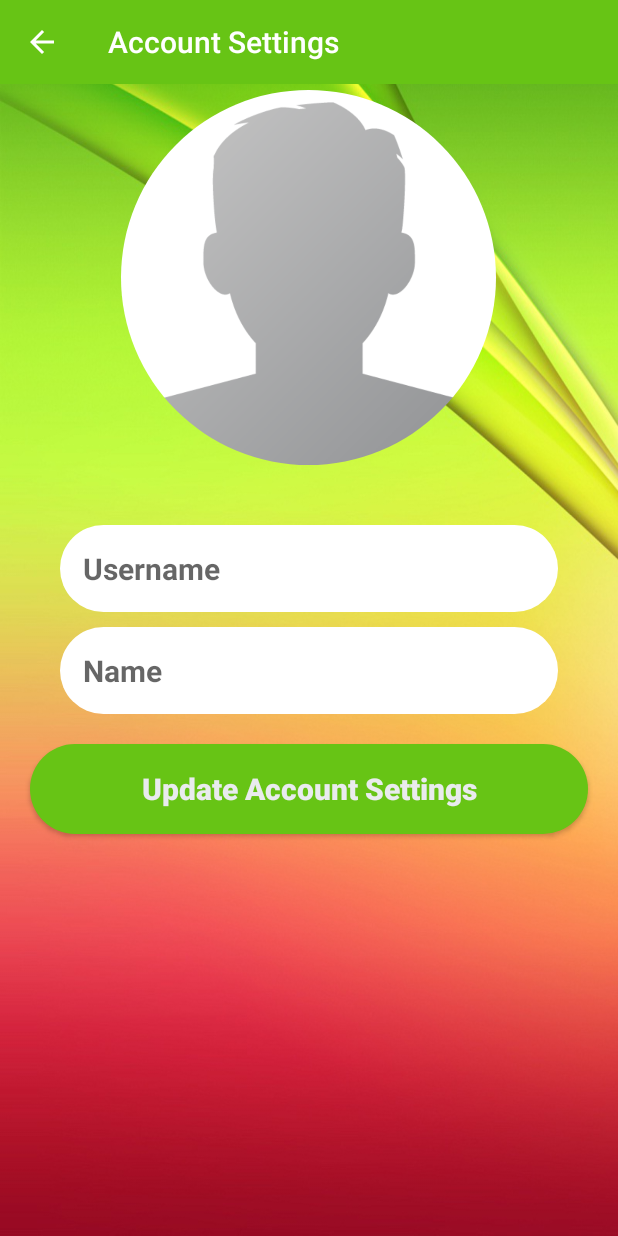
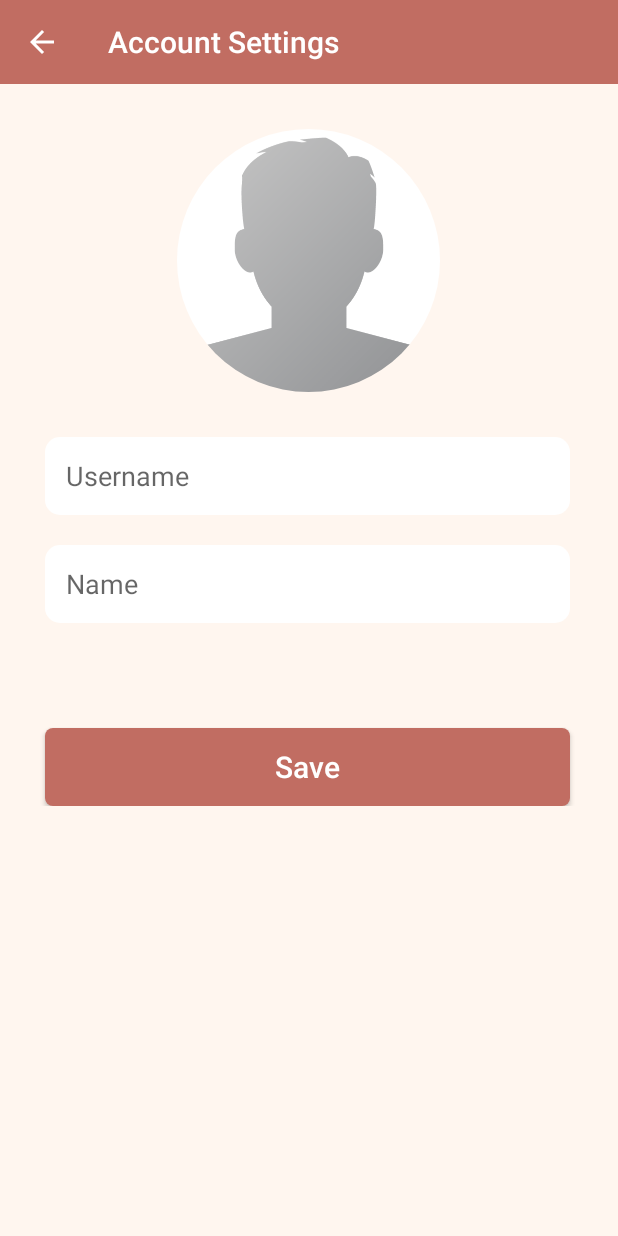
Before and after one commit to lucastai98/Orbital_CS_x, an Android app: the SettingsActivity screen opened directly, with no data from a screen before it, on a phone screen of 412 x 824 dp. Run offline under Robolectric (Android 15) with nearby library versions, the light colour scheme and no system bars; our stand-ins replace CircleImageView, Firebase (no records; nobody signed in at launch, a user with empty details on screens opened directly), Picasso; libraries missing offline, so code that uses them is left out: com.theartofdev.edmodo; pictures from the network do not load.

Commit message:
drawables (button.xml header.png inputs.xml login.png logo.png register.png) layout (activity_find_friends.xml activity_login.xml activity_register.xml activity_settings.xml fragment_first.xml navigation_header.xml) menu (navigation_menu.xml) values (colors.xml styles.xml)

```diff
--- a/app/src/main/res/drawable/button.xml
+++ b/app/src/main/res/drawable/button.xml
@@ -3,6 +3,6 @@
 
     <solid android:color="@color/colorPrimaryDark"></solid>
 
-    <corners android:radius="30dp"></corners>
+    <corners android:radius="5dp"></corners>
 
 </shape>
--- a/app/src/main/res/drawable/inputs.xml
+++ b/app/src/main/res/drawable/inputs.xml
@@ -3,6 +3,6 @@
 
     <solid android:color="#ffffff" />
 
-    <corners android:radius="30dp"></corners>
+    <corners android:radius="10dp"></corners>
 
 </shape>
--- a/app/src/main/res/layout/activity_find_friends.xml
+++ b/app/src/main/res/layout/activity_find_friends.xml
@@ -4,7 +4,7 @@
     xmlns:tools="http://schemas.android.com/tools"
     android:layout_width="match_parent"
     android:layout_height="match_parent"
-    android:background ="@color/colorProfile"
+    android:background ="@color/colorThis"
     tools:context=".FindFriendsActivity">
 
     <include
--- a/app/src/main/res/layout/activity_settings.xml
+++ b/app/src/main/res/layout/activity_settings.xml
@@ -31,56 +31,66 @@
 
             <de.hdodenhof.circleimageview.CircleImageView
                 android:id="@+id/settings_profile_image"
-                android:layout_width="250dp"
-                android:layout_height="250dp"
+                android:layout_width="175dp"
+                android:layout_height="175dp"
                 android:layout_alignParentTop="true"
-                android:layout_alignParentEnd="true"
-                android:layout_alignParentRight="true"
-                android:layout_marginTop="4dp"
-                android:layout_marginEnd="81dp"
-                android:layout_marginRight="81dp"
-                android:src="@drawable/profile" />
+                android:layout_centerHorizontal="true"
+                android:layout_marginStart="30dp"
+                android:layout_marginTop="30dp"
+                android:src="@drawable/profile"
+                android:layout_marginLeft="30dp" />
 
             <EditText
-            android:id="@+id/settings_username"
-            android:layout_width="match_parent"
-            android:layout_height="wrap_content"
-            android:layout_below="@+id/settings_profile_image"
-            android:layout_marginLeft="40dp"
-            android:layout_marginRight="40dp"
-                android:layout_marginTop="40dp"
-            android:background="@drawable/inputs"
-            android:hint="Username"
-            android:padding="15dp"
-            android:textColor="@android:color/background_dark"
-            android:textSize="20dp"
-            android:textStyle = "bold"/>
+                android:id="@+id/settings_username"
+                android:layout_width="350dp"
+                android:layout_height="52dp"
+                android:layout_below="@+id/settings_profile_image"
+                android:layout_alignParentStart="true"
+                android:layout_alignParentLeft="true"
+                android:layout_centerHorizontal="true"
+                android:layout_marginStart="30dp"
+                android:layout_marginLeft="30dp"
+                android:layout_marginTop="30dp"
+                android:background="@drawable/inputs"
+                android:hint="Username"
+                android:padding="14dp"
+                android:textColor="@android:color/background_dark"
+                android:textSize="18sp" />
+
             <EditText
                 android:id="@+id/settings_fullname"
-                android:layout_width="match_parent"
-                android:layout_height="wrap_content"
+                android:layout_width="350dp"
+                android:layout_height="52dp"
                 android:layout_below="@+id/settings_username"
-                android:layout_marginLeft="40dp"
-                android:layout_marginRight="40dp"
-                android:layout_marginTop="10dp"
+                android:layout_alignParentStart="true"
+                android:layout_alignParentLeft="true"
+                android:layout_centerHorizontal="true"
+                android:layout_marginStart="30dp"
+                android:layout_marginLeft="30dp"
+                android:layout_marginTop="20dp"
                 android:background="@drawable/inputs"
                 android:hint="Name"
-                android:padding="15dp"
+                android:padding="14dp"
                 android:textColor="@android:color/background_dark"
-                android:textSize="20dp"
-                android:textStyle = "bold"/>
+                android:textSize="18sp"/>
+
             <Button
                 android:id="@+id/update_account_settings_button"
-                android:layout_width="match_parent"
-                android:layout_height="60dp"
+                android:layout_width="350dp"
+                android:layout_height="52dp"
                 android:layout_below="@+id/settings_fullname"
-                android:text="Update Account Settings"
-                android:layout_margin="20dp"
+                android:layout_alignParentStart="true"
+                android:layout_alignParentLeft="true"
+                android:layout_centerHorizontal="true"
+                android:layout_marginStart="30dp"
+                android:layout_marginLeft="30dp"
+                android:layout_marginTop="70dp"
                 android:background = "@drawable/button"
-                android:textColor="@color/colorAccent"
-                android:textSize="20sp"
-                android:textStyle="bold"
-                android:textAllCaps="false"/>
+                android:padding="10dp"
+                android:text="Save"
+                android:textAllCaps="false"
+                android:textColor="#FFFFFF"
+                android:textSize="20sp"/>
 
         </RelativeLayout>
 
--- a/app/src/main/res/values/colors.xml
+++ b/app/src/main/res/values/colors.xml
@@ -1,8 +1,8 @@
 <?xml version="1.0" encoding="utf-8"?>
 <resources>
-    <color name="colorPrimary">#ed4c54</color>
-    <color name="colorPrimaryDark">#67c415</color>
-    <color name="colorAccent">#E9EBEE</color>
+    <color name="colorPrimary">#C16D62</color>
+    <color name="colorPrimaryDark">#C16D62</color>
+    <color name="colorAccent">#E0D4D4</color>
     <color name="colorThis">#fff6ef</color>
-    <color name="colorProfile">#3B4041</color>
+    <color name="colorProfile">#554E4E</color>
 </resources>
--- a/app/src/main/res/values/styles.xml
+++ b/app/src/main/res/values/styles.xml
@@ -6,6 +6,7 @@
         <item name="colorPrimary">@color/colorPrimary</item>
         <item name="colorPrimaryDark">@color/colorPrimaryDark</item>
         <item name="colorAccent">@color/colorAccent</item>
+        <item name="android:itemBackground">@color/colorThis</item>
     </style>
 
     <style name="AppTheme.NoActionBar">
@@ -17,4 +18,5 @@
 
     <style name="AppTheme.PopupOverlay" parent="ThemeOverlay.AppCompat.Light" />
 
+
 </resources>
```
Also changed, not shown: app/src/main/res/layout/activity_login.xml (+65 -51 lines), app/src/main/res/layout/activity_register.xml (+34 -30 lines), app/src/main/res/layout/fragment_first.xml (+34 -24 lines), app/src/main/res/layout/navigation_header.xml (+9 -13 lines), app/src/main/res/menu/navigation_menu.xml (+19 -18 lines), app/src/main/res/drawable/header.png, app/src/main/res/drawable/login.png, app/src/main/res/drawable/logo.png, app/src/main/res/drawable/register.png.
